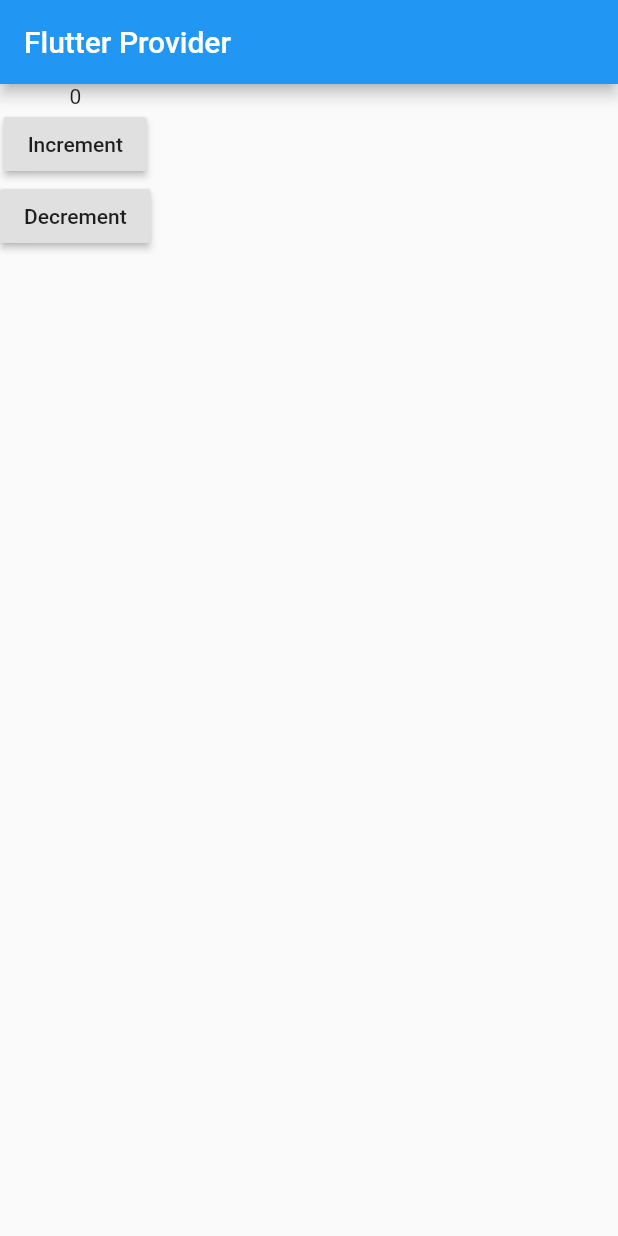
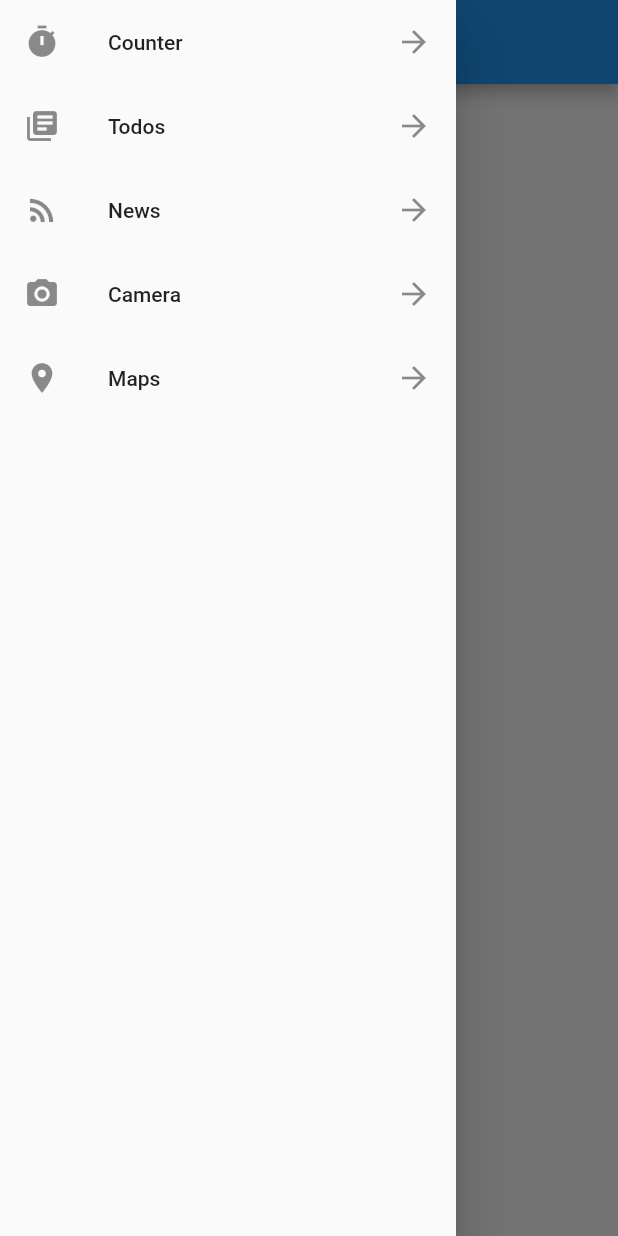
Before and after one commit to rahmanfadhil/learn_flutter_provider, a Flutter app: the screen it shows after launch, with the side drawer open (before the commit the screen has no drawer), on a phone screen of 412 x 824 dp. Run offline on Flutter 3.47's test engine with Material 2 defaults, Android fonts, the phone set to English and light mode, and no system bars.

Commit message:
Add drawer to main.dart

```diff
--- a/lib/main.dart
+++ b/lib/main.dart
@@ -16,6 +16,37 @@ class MyApp extends StatelessWidget {
       dispose: (_, CounterBloc bloc) => bloc.dispose(),
       child: MaterialApp(
         home: Scaffold(
+          drawer: Drawer(
+            child: ListView(
+              children: <Widget>[
+                ListTile(
+                  leading: Icon(Icons.timer),
+                  title: Text('Counter'),
+                  trailing: Icon(Icons.arrow_forward),
+                ),
+                ListTile(
+                  leading: Icon(Icons.library_books),
+                  title: Text('Todos'),
+                  trailing: Icon(Icons.arrow_forward),
+                ),
+                ListTile(
+                  leading: Icon(Icons.rss_feed),
+                  title: Text('News'),
+                  trailing: Icon(Icons.arrow_forward),
+                ),
+                ListTile(
+                  leading: Icon(Icons.camera_alt),
+                  title: Text('Camera'),
+                  trailing: Icon(Icons.arrow_forward),
+                ),
+                ListTile(
+                  leading: Icon(Icons.location_on),
+                  title: Text('Maps'),
+                  trailing: Icon(Icons.arrow_forward),
+                ),
+              ],
+            ),
+          ),
           appBar: AppBar(
             title: Text('Flutter Provider'),
           ),
```
